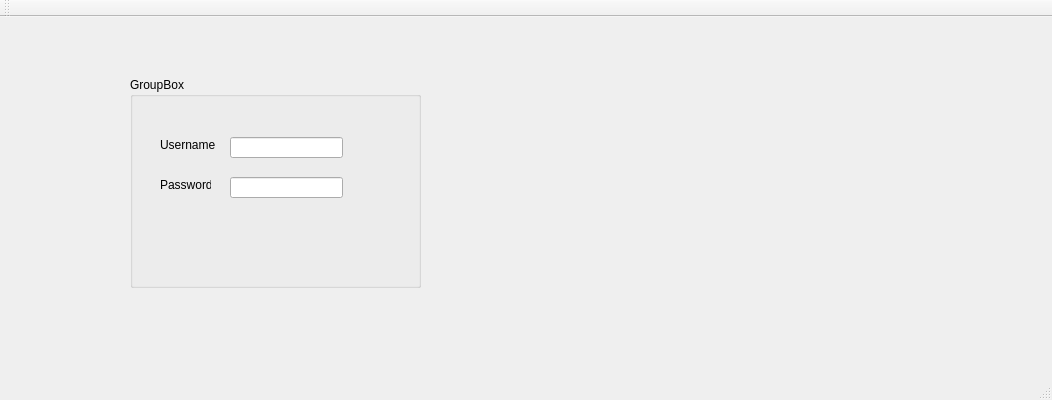
Above: Scribble/Scribble/Login.ui from PopescuFilip/Scribble before the change. Below: the same form after it.
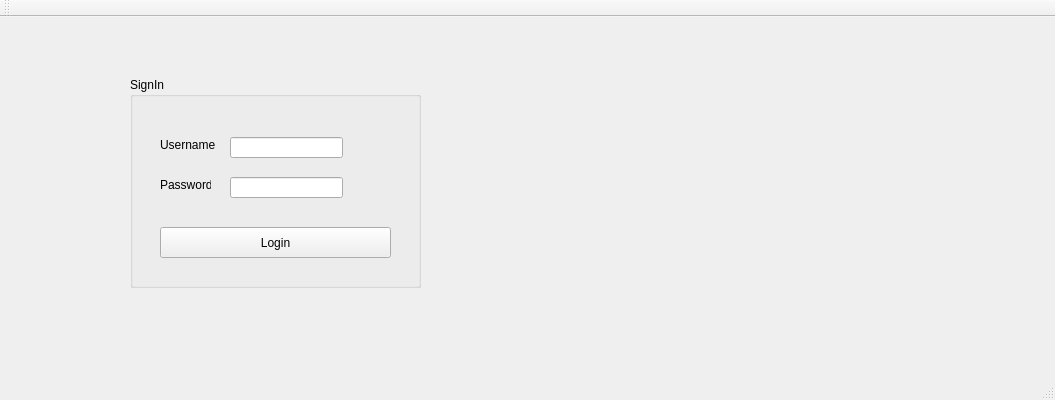
That is the form after the change.

What changed in the file:
```diff
--- a/Scribble/Scribble/Login.ui
+++ b/Scribble/Scribble/Login.ui
@@ -6,7 +6,7 @@
    <rect>
     <x>0</x>
     <y>0</y>
-    <width>1052</width>
+    <width>1055</width>
     <height>400</height>
    </rect>
   </property>
@@ -24,7 +24,7 @@
      </rect>
     </property>
     <property name="title">
-     <string>GroupBox</string>
+     <string>SignIn</string>
     </property>
     <widget class="QLabel" name="label">
      <property name="geometry">
@@ -72,6 +72,19 @@
       </rect>
      </property>
     </widget>
+    <widget class="QPushButton" name="pushButton">
+     <property name="geometry">
+      <rect>
+       <x>30</x>
+       <y>150</y>
+       <width>231</width>
+       <height>31</height>
+      </rect>
+     </property>
+     <property name="text">
+      <string>Login</string>
+     </property>
+    </widget>
    </widget>
   </widget>
   <widget class="QMenuBar" name="menuBar">
```
Left out of the diff: 2 changed lines with no effect on the pictures.
